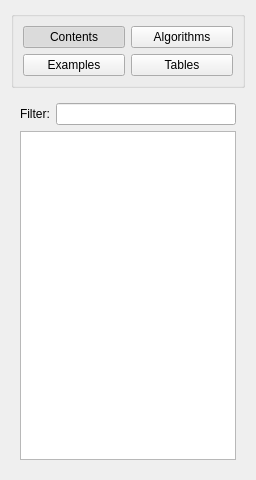
This is src/shared/docbookviewer/sidepanel.ui in victor-yacovlev/kumir2 as Qt 5 draws it before an edit. The edited form follows.
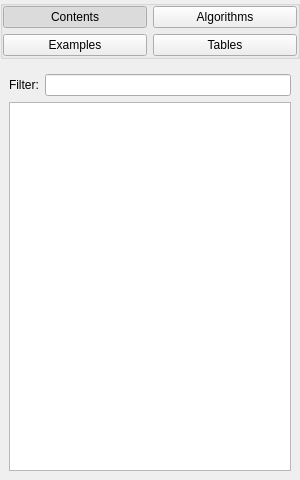
This is the edited form.

Commit message: DocBookViewer: More compact left side panel

Patch:
```diff
--- a/src/shared/docbookviewer/sidepanel.ui
+++ b/src/shared/docbookviewer/sidepanel.ui
@@ -6,7 +6,7 @@
    <rect>
     <x>0</x>
     <y>0</y>
-    <width>256</width>
+    <width>300</width>
     <height>480</height>
    </rect>
   </property>
@@ -20,12 +20,21 @@
    <string>Form</string>
   </property>
   <layout class="QVBoxLayout" name="verticalLayout_4">
+   <property name="margin">
+    <number>0</number>
+   </property>
    <item>
     <widget class="QGroupBox" name="groupBox">
      <property name="title">
       <string/>
      </property>
+     <property name="flat">
+      <bool>true</bool>
+     </property>
      <layout class="QGridLayout" name="gridLayout">
+      <property name="margin">
+       <number>0</number>
+      </property>
       <item row="0" column="0">
        <widget class="QPushButton" name="contents">
         <property name="text">
```
The commit also changes 2 other files.
